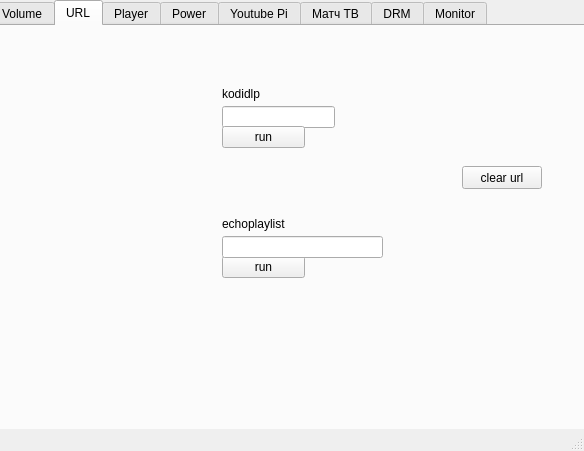
definitly486/KodiGui, file kodigui.ui: the form before one commit.
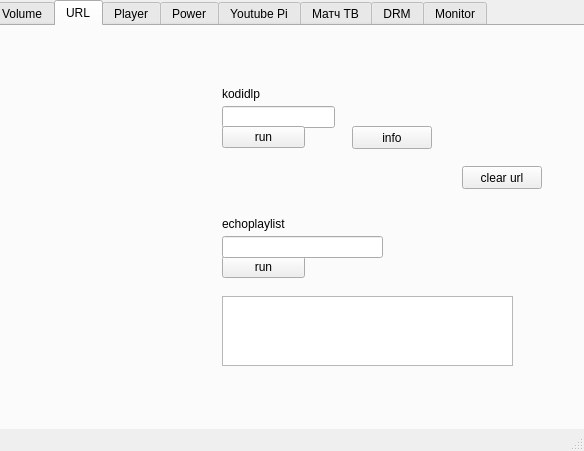
The form after the commit. The open tabs and pages were chosen to show the change. Icons and pictures are not drawn.

Commit message: добавлено кнопка info изменено:      kodigui.ui

The edit to the form file:
```diff
--- a/kodigui.ui
+++ b/kodigui.ui
@@ -154,6 +154,29 @@
        <string>clear url</string>
       </property>
      </widget>
+     <widget class="QPushButton" name="pushButton_info">
+      <property name="geometry">
+       <rect>
+        <x>360</x>
+        <y>100</y>
+        <width>80</width>
+        <height>23</height>
+       </rect>
+      </property>
+      <property name="text">
+       <string>info</string>
+      </property>
+     </widget>
+     <widget class="QTextEdit" name="textEdit_info">
+      <property name="geometry">
+       <rect>
+        <x>230</x>
+        <y>270</y>
+        <width>291</width>
+        <height>70</height>
+       </rect>
+      </property>
+     </widget>
     </widget>
     <widget class="QWidget" name="widget">
      <attribute name="title">
```
Left out of the diff: 2 changed lines with no effect on the pictures.
